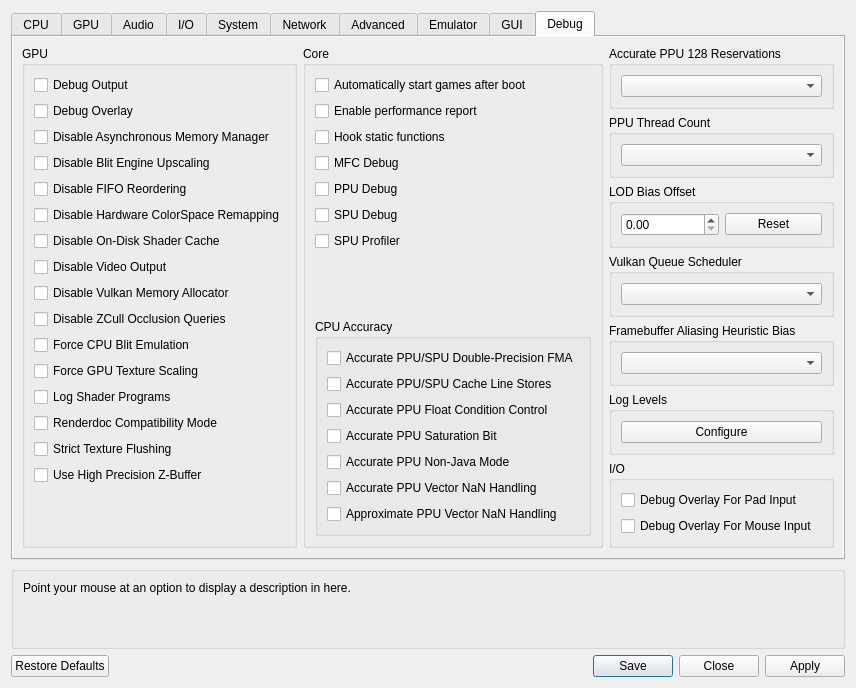
RPCS3/rpcs3, file rpcs3/rpcs3qt/settings_dialog.ui: the form before one commit.
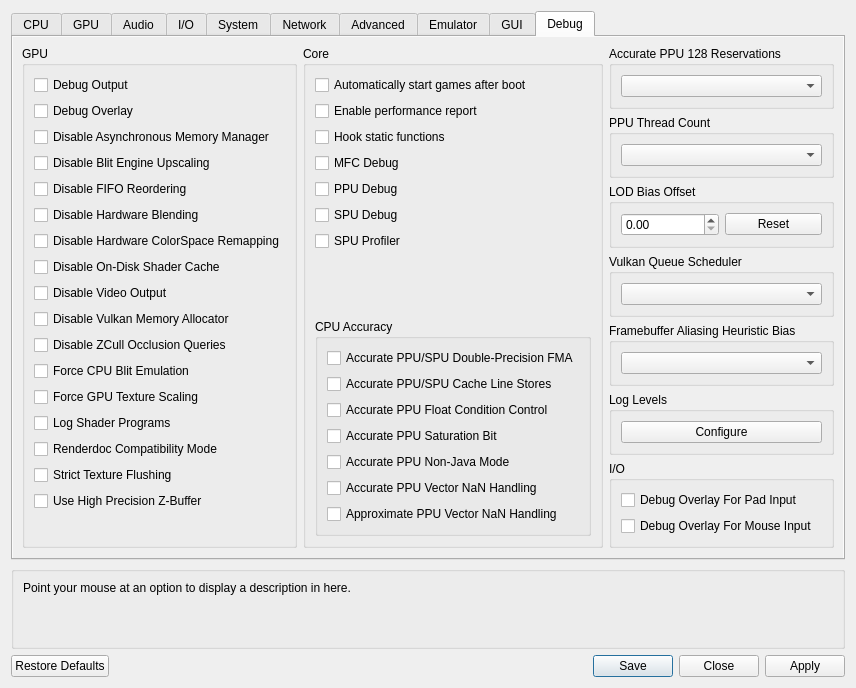
The form after the commit. The open tabs and pages were chosen to show the change. Icons and pictures are not drawn. Custom widgets are drawn as their Qt base class.

Commit message: rsx/qt: Add a debug setting to force programmable blending

```diff
--- a/rpcs3/rpcs3qt/settings_dialog.ui
+++ b/rpcs3/rpcs3qt/settings_dialog.ui
@@ -4464,6 +4464,13 @@
                   </property>
                  </widget>
                 </item>
+                <item>
+                 <widget class="QCheckBox" name="disableHardwareBlending">
+                  <property name="text">
+                   <string>Disable Hardware Blending</string>
+                  </property>
+                 </widget>
+                </item>
                 <item>
                  <widget class="QCheckBox" name="disableHardwareTexelRemapping">
                   <property name="text">
```
The commit also changes 6 other files.
